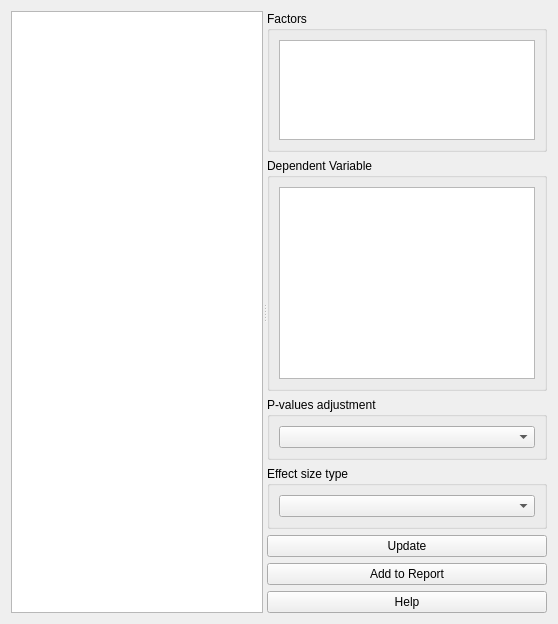
TSE-Systems/tse-analytics, file tse_analytics/views/analysis/mixed_anova/mixed_anova_widget.ui: the form before one commit.
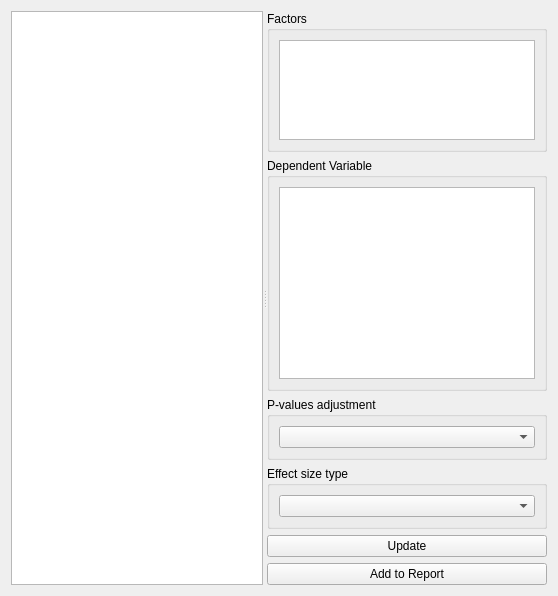
The form after the commit. Icons and pictures are not drawn. Custom widgets are drawn as their Qt base class.

```diff
--- a/tse_analytics/views/analysis/mixed_anova/mixed_anova_widget.ui
+++ b/tse_analytics/views/analysis/mixed_anova/mixed_anova_widget.ui
@@ -112,17 +112,6 @@
          </property>
         </widget>
        </item>
-       <item>
-        <widget class="QPushButton" name="pushButtonHelp">
-         <property name="text">
-          <string>Help</string>
-         </property>
-         <property name="icon">
-          <iconset resource="../../../../resources/resources.qrc">
-           <normaloff>:/icons/icons8-help-16.png</normaloff>:/icons/icons8-help-16.png</iconset>
-         </property>
-        </widget>
-       </item>
       </layout>
      </widget>
     </widget>
```
